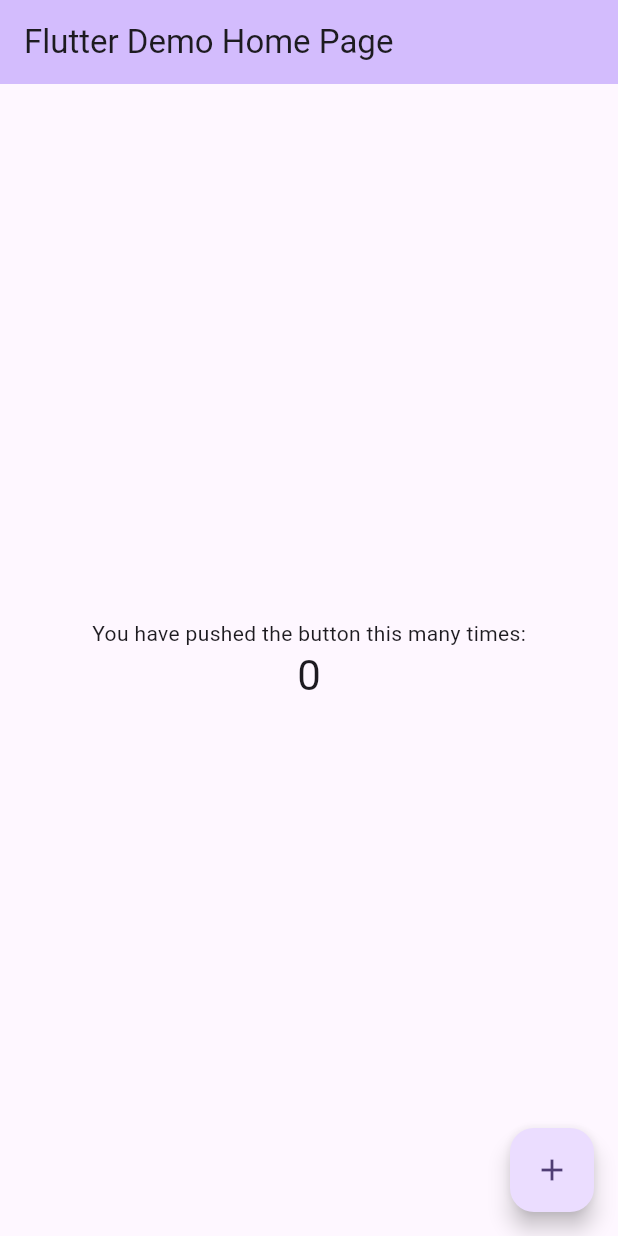
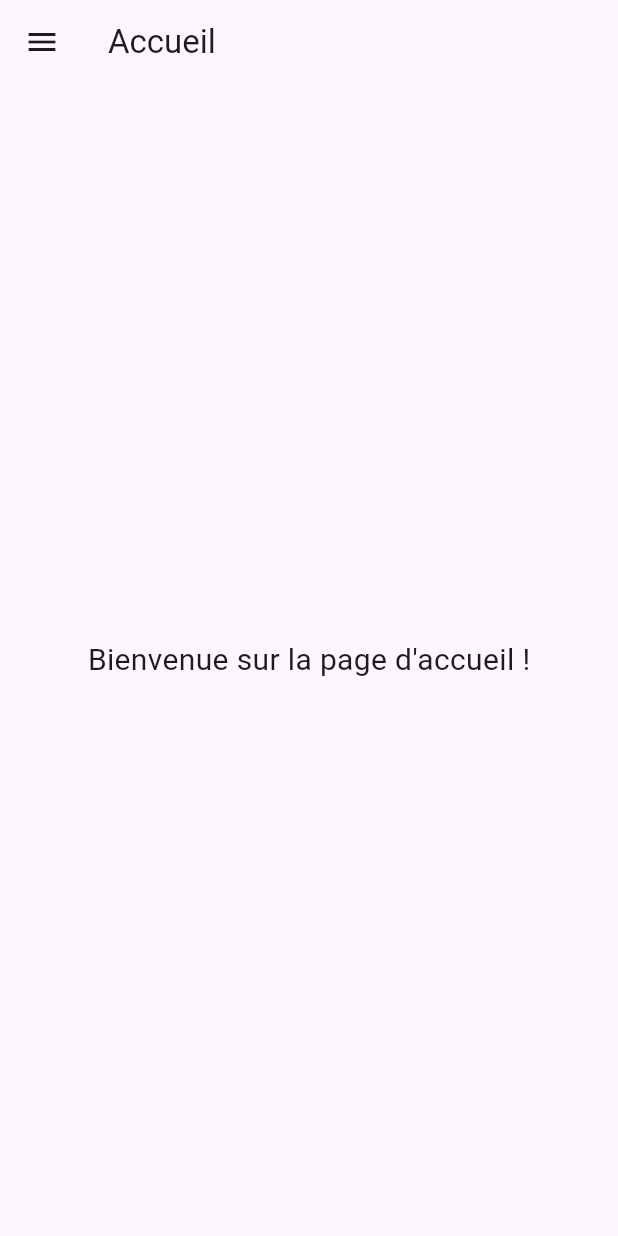
Before and after one commit to kikidiaries/flutter_project_mds, a Flutter app: the screen it shows after launch, on a phone screen of 412 x 824 dp. Run offline on Flutter 3.47's test engine with Material 3 defaults, Android fonts, the phone set to English and light mode, and no system bars.

Commit message:
Niveau 1 et 2

```diff
--- a/lib/main.dart
+++ b/lib/main.dart
@@ -1,122 +1,104 @@
+// On importe le package Flutter qui contient tout ce qu’il faut pour construire l’interface utilisateur
 import 'package:flutter/material.dart';
 
+// On importera la page "À Propos" qu'on va créer dans le dossier views
+import 'views/apropos_view.dart';
+import 'views/contact_view.dart';
+import 'views/articles_view.dart';
+
+final ValueNotifier<ThemeMode> themeNotifier = ValueNotifier(ThemeMode.light);
+
+// La fonction principale qui démarre l’application
 void main() {
-  runApp(const MyApp());
+  runApp(const MyApp()); // runApp lance le widget principal de notre app
 }
 
+// Le widget principal de l’application (stateless = il ne change pas d’état)
 class MyApp extends StatelessWidget {
   const MyApp({super.key});
 
-  // This widget is the root of your application.
   @override
   Widget build(BuildContext context) {
-    return MaterialApp(
-      title: 'Flutter Demo',
-      theme: ThemeData(
-        // This is the theme of your application.
-        //
-        // TRY THIS: Try running your application with "flutter run". You'll see
-        // the application has a purple toolbar. Then, without quitting the app,
-        // try changing the seedColor in the colorScheme below to Colors.green
-        // and then invoke "hot reload" (save your changes or press the "hot
-        // reload" button in a Flutter-supported IDE, or press "r" if you used
-        // the command line to start the app).
-        //
-        // Notice that the counter didn't reset back to zero; the application
-        // state is not lost during the reload. To reset the state, use hot
-        // restart instead.
-        //
-        // This works for code too, not just values: Most code changes can be
-        // tested with just a hot reload.
-        colorScheme: ColorScheme.fromSeed(seedColor: Colors.deepPurple),
-      ),
-      home: const MyHomePage(title: 'Flutter Demo Home Page'),
+    return ValueListenableBuilder<ThemeMode>(
+      valueListenable: themeNotifier,
+      builder: (context, currentMode, _) {
+        return MaterialApp(
+          debugShowCheckedModeBanner: false,
+          title: 'Projet Flutter',
+          theme: ThemeData.light(),
+          darkTheme: ThemeData.dark(),
+          themeMode: currentMode,
+          initialRoute: '/',
+          routes: {
+            '/': (context) => const HomePage(),
+            '/apropos': (context) => const AproposView(),
+            '/contact': (context) => const ContactView(),
+            '/articles': (context) => const ArticlesView(),
+          },
+        );
+      },
     );
   }
 }
 
-class MyHomePage extends StatefulWidget {
-  const MyHomePage({super.key, required this.title});
-
-  // This widget is the home page of your application. It is stateful, meaning
-  // that it has a State object (defined below) that contains fields that affect
-  // how it looks.
-
-  // This class is the configuration for the state. It holds the values (in this
-  // case the title) provided by the parent (in this case the App widget) and
-  // used by the build method of the State. Fields in a Widget subclass are
-  // always marked "final".
-
-  final String title;
-
-  @override
-  State<MyHomePage> createState() => _MyHomePageState();
-}
-
-class _MyHomePageState extends State<MyHomePage> {
-  int _counter = 0;
-
-  void _incrementCounter() {
-    setState(() {
-      // This call to setState tells the Flutter framework that something has
-      // changed in this State, which causes it to rerun the build method below
-      // so that the display can reflect the updated values. If we changed
-      // _counter without calling setState(), then the build method would not be
-      // called again, and so nothing would appear to happen.
-      _counter++;
-    });
-  }
+//Ce widget représente la page d’accueil (page principale)
+class HomePage extends StatelessWidget {
+  const HomePage({super.key});
 
   @override
   Widget build(BuildContext context) {
-    // This method is rerun every time setState is called, for instance as done
-    // by the _incrementCounter method above.
-    //
-    // The Flutter framework has been optimized to make rerunning build methods
-    // fast, so that you can just rebuild anything that needs updating rather
-    // than having to individually change instances of widgets.
     return Scaffold(
+      // Scaffold = structure de base d'une page (AppBar, Drawer, Body, etc.)
       appBar: AppBar(
-        // TRY THIS: Try changing the color here to a specific color (to
-        // Colors.amber, perhaps?) and trigger a hot reload to see the AppBar
-        // change color while the other colors stay the same.
-        backgroundColor: Theme.of(context).colorScheme.inversePrimary,
-        // Here we take the value from the MyHomePage object that was created by
-        // the App.build method, and use it to set our appbar title.
-        title: Text(widget.title),
+        title: const Text('Accueil'), // Titre affiché en haut de la page
       ),
-      body: Center(
-        // Center is a layout widget. It takes a single child and positions it
-        // in the middle of the parent.
-        child: Column(
-          // Column is also a layout widget. It takes a list of children and
-          // arranges them vertically. By default, it sizes itself to fit its
-          // children horizontally, and tries to be as tall as its parent.
-          //
-          // Column has various properties to control how it sizes itself and
-          // how it positions its children. Here we use mainAxisAlignment to
-          // center the children vertically; the main axis here is the vertical
-          // axis because Columns are vertical (the cross axis would be
-          // horizontal).
-          //
-          // TRY THIS: Invoke "debug painting" (choose the "Toggle Debug Paint"
-          // action in the IDE, or press "p" in the console), to see the
-          // wireframe for each widget.
-          mainAxisAlignment: MainAxisAlignment.center,
-          children: <Widget>[
-            const Text('You have pushed the button this many times:'),
-            Text(
-              '$_counter',
-              style: Theme.of(context).textTheme.headlineMedium,
+      drawer: Drawer(
+        // Le Drawer, c’est le menu qui se glisse à gauche quand on clique sur le bouton "hamburger"
+        child: ListView(
+          padding: EdgeInsets.zero, // On enlève le padding par défaut
+          children: [
+            const DrawerHeader(
+              decoration: BoxDecoration(color: Colors.blue), // Fond bleu
+              child: Text(
+                'Menu',
+                style: TextStyle(color: Colors.white, fontSize: 24), // Titre blanc, taille 24
+              ),
+            ),
+            ListTile(
+              leading: const Icon(Icons.info), // Petite icône à gauche
+              title: const Text('À Propos'), // Texte du bouton
+              onTap: () {
+                // Quand on clique, on change de page vers /apropos
+                Navigator.pushNamed(context, '/apropos');
+              },
+            ),
+
+            ListTile(
+              leading: const Icon(Icons.contact_mail),
+              title: const Text('Contact'),
+              onTap: () {
+                Navigator.pop(context); // Ferme le Drawer
+                Navigator.pushNamed(context, '/contact'); // Va sur la page Contact
+              },
+            ),
+
+            ListTile(
+              leading: const Icon(Icons.article),
+              title: const Text('Articles'),
+              onTap: () {
+                Navigator.pushNamed(context, '/articles');
+              },
             ),
           ],
         ),
       ),
-      floatingActionButton: FloatingActionButton(
-        onPressed: _incrementCounter,
-        tooltip: 'Increment',
-        child: const Icon(Icons.add),
-      ), // This trailing comma makes auto-formatting nicer for build methods.
+      body: const Center(
+        // Corps de la page (au centre)
+        child: Text(
+          'Bienvenue sur la page d\'accueil !',
+          style: TextStyle(fontSize: 20), // Texte de bienvenue
+        ),
+      ),
     );
   }
 }
--- a/pubspec.yaml
+++ b/pubspec.yaml
@@ -30,6 +30,7 @@ environment:
 dependencies:
   flutter:
     sdk: flutter
+  http: ^0.13.5
 
   # The following adds the Cupertino Icons font to your application.
   # Use with the CupertinoIcons class for iOS style icons.
@@ -56,6 +57,8 @@ flutter:
   # included with your application, so that you can use the icons in
   # the material Icons class.
   uses-material-design: true
+  assets:
+    - assets/images/Picture.png
 
   # To add assets to your application, add an assets section, like this:
   # assets:
```
Also changed, not shown: lib/models/article.dart (added, +26 -0 lines), lib/views/apropos_view.dart (added, +53 -0 lines), lib/views/article_detail_view.dart (added, +21 -0 lines), lib/views/articles_view.dart (added, +78 -0 lines), lib/views/contact_view.dart (added, +107 -0 lines), pubspec.lock, 2 other files.
